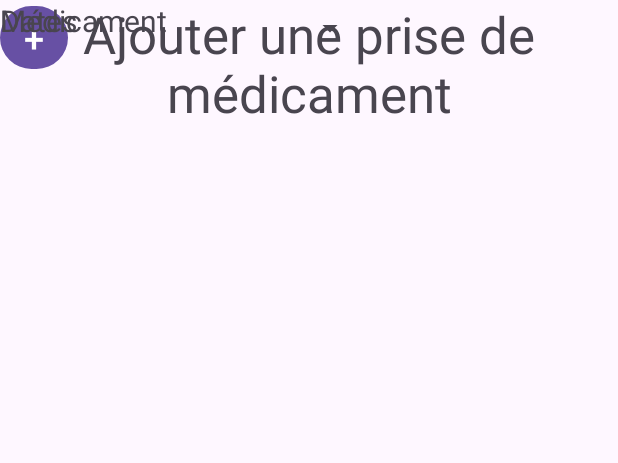
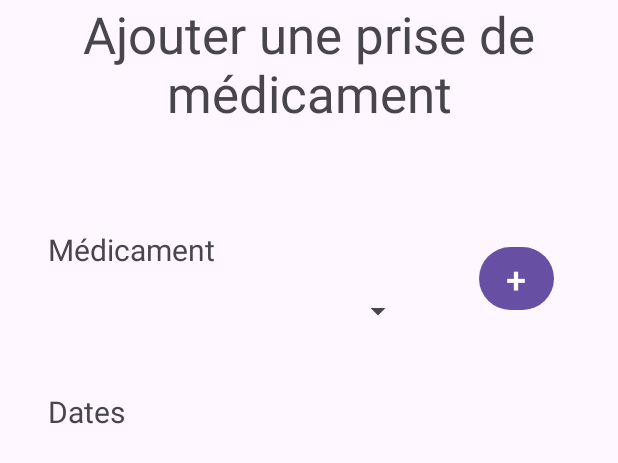
Before and after one commit to PoneyDesAlpes/Project-PillsMe, an Android app: the layout activity_add_take_pills.xml on its own in the app's theme, with its tools: preview values and no code run, on a phone screen of 412 x 824 dp. Shown: the top 463 px of the screen. Run offline under Robolectric (Android 15) with nearby library versions, the phone set to English and light mode, and no system bars; Roboto replaces fonts that are not available here.

Commit message:
[transfer]

```diff
--- a/pills_me/app/src/main/res/layout/activity_add_take_pills.xml
+++ b/pills_me/app/src/main/res/layout/activity_add_take_pills.xml
@@ -14,19 +14,25 @@
         android:gravity="center_horizontal"
         android:text="@string/title_panel_add_take_pills"
         android:textSize="34sp"
-        tools:layout_editor_absoluteX="0dp"
-        tools:layout_editor_absoluteY="2dp" />
+        app:layout_constraintEnd_toEndOf="parent"
+        app:layout_constraintStart_toStartOf="parent"
+        app:layout_constraintTop_toTopOf="parent" />
 
     <Spinner
         android:id="@+id/spinner"
         android:layout_width="244dp"
-        android:layout_height="38dp"
-        tools:layout_editor_absoluteX="38dp"
-        tools:layout_editor_absoluteY="191dp" />
+        android:layout_height="32dp"
+        android:layout_marginTop="8dp"
+        app:layout_constraintBottom_toTopOf="@+id/textView7"
+        app:layout_constraintEnd_toEndOf="parent"
+        app:layout_constraintHorizontal_bias="0.191"
+        app:layout_constraintStart_toStartOf="parent"
+        app:layout_constraintTop_toBottomOf="@+id/textView3"
+        app:layout_constraintVertical_bias="0.075" />
 
     <Button
         android:id="@+id/open_add_pill_button"
-        android:layout_width="45dp"
+        android:layout_width="50dp"
         android:layout_height="50dp"
         android:paddingLeft="0dp"
         android:paddingTop="0dp"
@@ -34,27 +40,35 @@
         android:paddingBottom="0dp"
         android:text="@string/open_activity_add_pill"
         android:textSize="24sp"
-        tools:layout_editor_absoluteX="330dp"
-        tools:layout_editor_absoluteY="164dp" />
+        app:layout_constraintBottom_toTopOf="@+id/spinner"
+        app:layout_constraintEnd_toEndOf="parent"
+        app:layout_constraintStart_toEndOf="@+id/spinner"
+        app:layout_constraintTop_toBottomOf="@+id/textView3" />
 
     <TextView
         android:id="@+id/textView3"
         android:layout_width="wrap_content"
         android:layout_height="wrap_content"
+        android:layout_marginTop="68dp"
         android:fontFamily="@font/alatsi"
         android:text="@string/label_pill"
         android:textSize="20sp"
-        tools:layout_editor_absoluteX="38dp"
-        tools:layout_editor_absoluteY="147dp" />
+        app:layout_constraintEnd_toEndOf="parent"
+        app:layout_constraintHorizontal_bias="0.107"
+        app:layout_constraintStart_toStartOf="parent"
+        app:layout_constraintTop_toBottomOf="@+id/textView" />
 
     <TextView
         android:id="@+id/textView7"
         android:layout_width="wrap_content"
         android:layout_height="wrap_content"
+        android:layout_marginTop="176dp"
         android:fontFamily="@font/alatsi"
         android:text="@string/label_date_pill"
         android:textSize="20sp"
-        tools:layout_editor_absoluteX="38dp"
-        tools:layout_editor_absoluteY="265dp" />
+        app:layout_constraintEnd_toEndOf="parent"
+        app:layout_constraintHorizontal_bias="0.089"
+        app:layout_constraintStart_toStartOf="parent"
+        app:layout_constraintTop_toBottomOf="@+id/textView" />
 
 </androidx.constraintlayout.widget.ConstraintLayout>
```
Also changed, not shown: pills_me/app/src/main/AndroidManifest.xml (+5 -3 lines), pills_me/app/src/main/java/be/helha/pills_me/controllers/AddPillActivity.java (added, +35 -0 lines), pills_me/app/src/main/java/be/helha/pills_me/controllers/AddPillsActivity.java (deleted, +0 -25 lines), pills_me/app/src/main/java/be/helha/pills_me/controllers/AddTakePills.java (+19 -0 lines), pills_me/app/src/main/java/be/helha/pills_me/controllers/DefaultTakeFragment.java (+14 -7 lines), pills_me/app/src/main/java/be/helha/pills_me/models/BankPills.java (+14 -1 lines), pills_me/app/src/main/java/be/helha/pills_me/models/Pill.java (+11 -1 lines), pills_me/app/src/main/res/layout/activity_add_pills.xml (+13 -1 lines).
